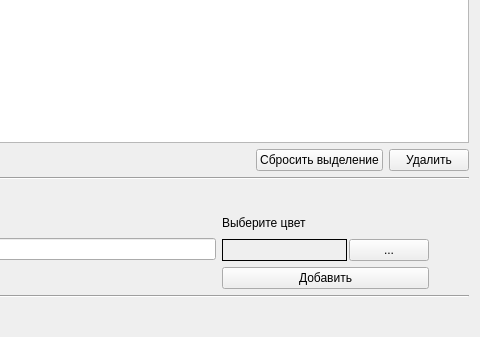
Before: the Qt Designer form addsysgroup.ui in Flyewzz/FViZ, drawn with Qt 5; both pictures show x 208 to 688 and y 209 to 546 of the 688 by 546 pixel window.
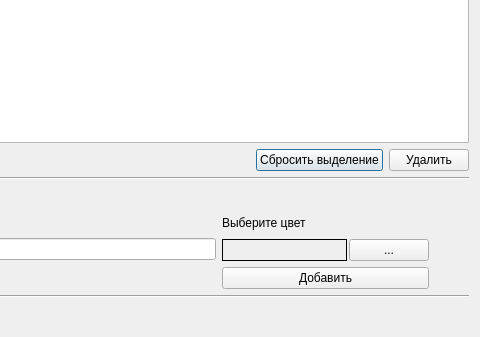
After: the same form once the commit is applied. Icons and pictures are not drawn.

```diff
--- a/addsysgroup.ui
+++ b/addsysgroup.ui
@@ -1,7 +1,7 @@
 <?xml version="1.0" encoding="UTF-8"?>
 <ui version="4.0">
  <class>AddSysGroup</class>
- <widget class="QWidget" name="AddSysGroup">
+ <widget class="QDialog" name="AddSysGroup">
   <property name="geometry">
    <rect>
     <x>0</x>
```
